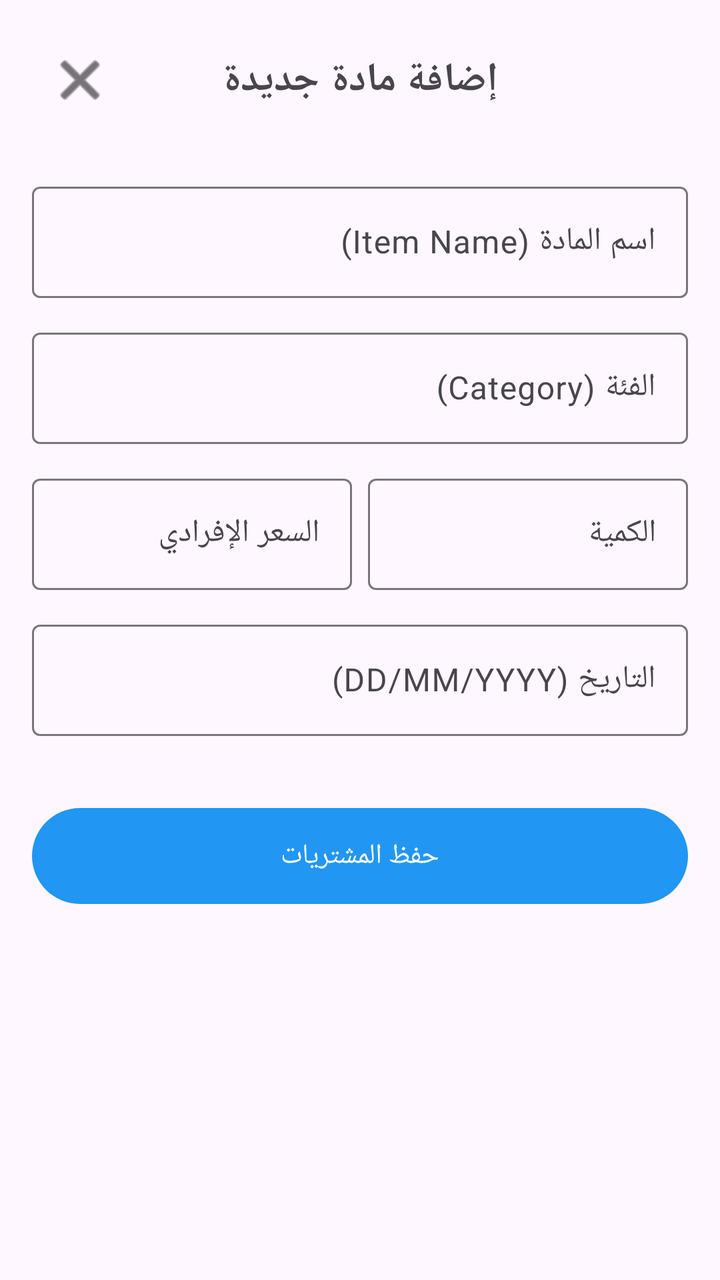
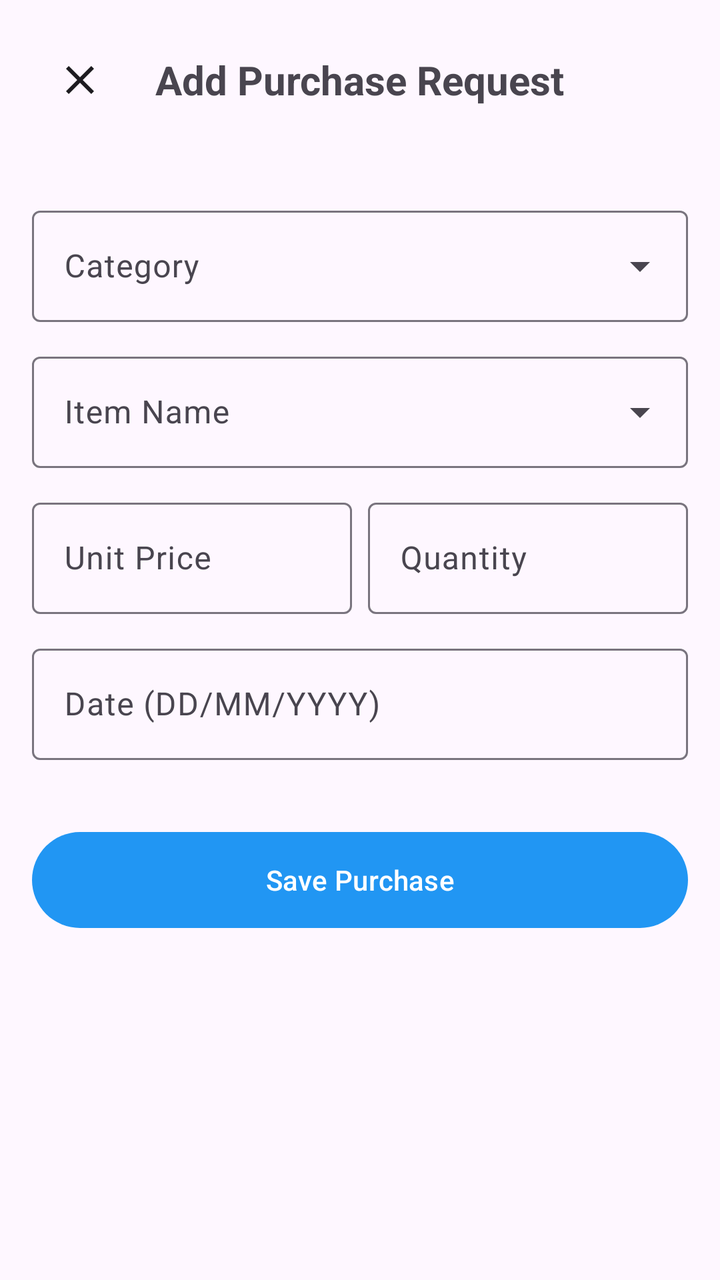

Screens rendered from an Android XML layout before and after an edit, with the pre-edit source and the edit as a unified diff.
<!-- AndroidManifest.xml: application theme Theme.IWB303 -->
<!-- res/layout/activity_add_purchase.xml -->
<?xml version="1.0" encoding="utf-8"?>
<LinearLayout xmlns:android="http://schemas.android.com/apk/res/android"
    xmlns:app="http://schemas.android.com/apk/res-auto"
    android:layout_width="match_parent"
    android:layout_height="match_parent"
    android:orientation="vertical"
    android:padding="16dp">

    <RelativeLayout
        android:layout_width="match_parent"
        android:layout_height="wrap_content"
        android:layout_marginBottom="24dp">
        <ImageButton
            android:id="@+id/btnClose"
            android:layout_width="48dp"
            android:layout_height="48dp"
            android:background="?attr/selectableItemBackgroundBorderless"
            android:src="@android:drawable/ic_menu_close_clear_cancel"
            app:tint="?attr/colorOnSurface" />
        <TextView
            android:layout_width="wrap_content"
            android:layout_height="wrap_content"
            android:layout_centerInParent="true"
            android:text="إضافة مادة جديدة"
            android:textSize="20sp"
            android:textStyle="bold" />
    </RelativeLayout>

    <com.google.android.material.textfield.TextInputLayout
        style="@style/Widget.Material3.TextInputLayout.OutlinedBox"
        android:layout_width="match_parent"
        android:layout_height="wrap_content"
        android:hint="اسم المادة (Item Name)">
        <com.google.android.material.textfield.TextInputEditText
            android:id="@+id/etItemName"
            android:layout_width="match_parent"
            android:layout_height="wrap_content" />
    </com.google.android.material.textfield.TextInputLayout>

    <com.google.android.material.textfield.TextInputLayout
        style="@style/Widget.Material3.TextInputLayout.OutlinedBox"
        android:layout_width="match_parent"
        android:layout_height="wrap_content"
        android:layout_marginTop="12dp"
        android:hint="الفئة (Category)">
        <com.google.android.material.textfield.TextInputEditText
            android:id="@+id/etCategory"
            android:layout_width="match_parent"
            android:layout_height="wrap_content" />
    </com.google.android.material.textfield.TextInputLayout>

    <LinearLayout
        android:layout_width="match_parent"
        android:layout_height="wrap_content"
        android:orientation="horizontal"
        android:layout_marginTop="12dp">

        <com.google.android.material.textfield.TextInputLayout
            style="@style/Widget.Material3.TextInputLayout.OutlinedBox"
            android:layout_width="0dp"
            android:layout_height="wrap_content"
            android:layout_weight="1"
            android:layout_marginEnd="8dp"
            android:hint="السعر الإفرادي">
            <com.google.android.material.textfield.TextInputEditText
                android:id="@+id/etPrice"
                android:layout_width="match_parent"
                android:layout_height="wrap_content"
                android:inputType="numberDecimal" />
        </com.google.android.material.textfield.TextInputLayout>

        <com.google.android.material.textfield.TextInputLayout
            style="@style/Widget.Material3.TextInputLayout.OutlinedBox"
            android:layout_width="0dp"
            android:layout_height="wrap_content"
            android:layout_weight="1"
            android:hint="الكمية">
            <com.google.android.material.textfield.TextInputEditText
                android:id="@+id/etQuantity"
                android:layout_width="match_parent"
                android:layout_height="wrap_content"
                android:inputType="number" />
        </com.google.android.material.textfield.TextInputLayout>
    </LinearLayout>

    <com.google.android.material.textfield.TextInputLayout
        style="@style/Widget.Material3.TextInputLayout.OutlinedBox"
        android:layout_width="match_parent"
        android:layout_height="wrap_content"
        android:layout_marginTop="12dp"
        android:hint="التاريخ (DD/MM/YYYY)">
        <com.google.android.material.textfield.TextInputEditText
            android:id="@+id/etDate"
            android:layout_width="match_parent"
            android:layout_height="wrap_content"
            android:focusable="false"
            android:clickable="true" />
    </com.google.android.material.textfield.TextInputLayout>

    <Button
        android:id="@+id/btnSave"
        style="@style/Widget.Material3.Button"
        android:layout_width="match_parent"
        android:layout_height="56dp"
        android:layout_marginTop="32dp"
        android:text="حفظ المشتريات" />

</LinearLayout>
<!-- resources referenced by this layout -->
<resources>
  <style name="Theme.IWB303" parent="Base.Theme.IWB303" />
  <style name="Base.Theme.IWB303" parent="Theme.Material3.DayNight.NoActionBar">
          
          <item name="colorPrimary">@color/primary_light</item>
          <item name="colorPrimaryVariant">@color/primary_dark_light</item>
          <item name="colorSecondary">@color/accent_light</item>
  
          
          <item name="android:datePickerDialogTheme">@style/CustomDatePickerDialogTheme</item>
  
          
          <item name="android:statusBarColor">?attr/colorPrimaryVariant</item>
      </style>
  <color name="primary_light">#2196F3</color>
  <color name="primary_dark_light">#1976D2</color>
  <color name="accent_light">#FF4081</color>
  <style name="CustomDatePickerDialogTheme" parent="Theme.Material3.DayNight.Dialog">
          
          <item name="colorPrimary">?attr/colorPrimary</item>
          <item name="colorAccent">?attr/colorPrimary</item>
          <item name="android:headerBackground">?attr/colorPrimary</item>
          <item name="android:numbersTextColor">?attr/colorPrimary</item>
          <item name="android:buttonBarPositiveButtonStyle">@style/DatePickerButtonStyle</item>
          <item name="android:buttonBarNegativeButtonStyle">@style/DatePickerButtonStyle</item>
      </style>
  <style name="DatePickerButtonStyle" parent="Widget.Material3.Button.TextButton">
          <item name="android:textColor">?attr/colorPrimary</item>
      </style>
</resources>

<!-- the commit's change to res/layout/activity_add_purchase.xml (unified diff, before → after) -->
@@ -15,38 +15,43 @@
             android:layout_width="48dp"
             android:layout_height="48dp"
             android:background="?attr/selectableItemBackgroundBorderless"
-            android:src="@android:drawable/ic_menu_close_clear_cancel"
+            android:src="@drawable/ic_close"
             app:tint="?attr/colorOnSurface" />
         <TextView
             android:layout_width="wrap_content"
             android:layout_height="wrap_content"
             android:layout_centerInParent="true"
-            android:text="إضافة مادة جديدة"
+            android:text="Add Purchase Request"
             android:textSize="20sp"
             android:textStyle="bold" />
     </RelativeLayout>
 
     <com.google.android.material.textfield.TextInputLayout
-        style="@style/Widget.Material3.TextInputLayout.OutlinedBox"
+        style="@style/Widget.Material3.TextInputLayout.OutlinedBox.ExposedDropdownMenu"
         android:layout_width="match_parent"
         android:layout_height="wrap_content"
-        android:hint="اسم المادة (Item Name)">
-        <com.google.android.material.textfield.TextInputEditText
-            android:id="@+id/etItemName"
+        android:layout_marginTop="12dp"
+        android:hint="Category">
+        <AutoCompleteTextView
+            android:id="@+id/etCategory"
             android:layout_width="match_parent"
-            android:layout_height="wrap_content" />
+            android:layout_height="wrap_content"
+            android:inputType="none" />
     </com.google.android.material.textfield.TextInputLayout>
 
     <com.google.android.material.textfield.TextInputLayout
-        style="@style/Widget.Material3.TextInputLayout.OutlinedBox"
+        android:id="@+id/tilItemName"
+        style="@style/Widget.Material3.TextInputLayout.OutlinedBox.ExposedDropdownMenu"
         android:layout_width="match_parent"
         android:layout_height="wrap_content"
         android:layout_marginTop="12dp"
-        android:hint="الفئة (Category)">
-        <com.google.android.material.textfield.TextInputEditText
-            android:id="@+id/etCategory"
+        android:hint="Item Name">
+        <AutoCompleteTextView
+            android:id="@+id/etItemName"
             android:layout_width="match_parent"
-            android:layout_height="wrap_content" />
+            android:layout_height="wrap_content"
+            android:inputType="none"
+            android:enabled="false" />
     </com.google.android.material.textfield.TextInputLayout>
 
     <LinearLayout
@@ -61,7 +66,7 @@
             android:layout_height="wrap_content"
             android:layout_weight="1"
             android:layout_marginEnd="8dp"
-            android:hint="السعر الإفرادي">
+            android:hint="Unit Price">
             <com.google.android.material.textfield.TextInputEditText
                 android:id="@+id/etPrice"
                 android:layout_width="match_parent"
@@ -74,7 +79,7 @@
             android:layout_width="0dp"
             android:layout_height="wrap_content"
             android:layout_weight="1"
-            android:hint="الكمية">
+            android:hint="Quantity">
             <com.google.android.material.textfield.TextInputEditText
                 android:id="@+id/etQuantity"
                 android:layout_width="match_parent"
@@ -88,7 +93,7 @@
         android:layout_width="match_parent"
         android:layout_height="wrap_content"
         android:layout_marginTop="12dp"
-        android:hint="التاريخ (DD/MM/YYYY)">
+        android:hint="Date (DD/MM/YYYY)">
         <com.google.android.material.textfield.TextInputEditText
             android:id="@+id/etDate"
             android:layout_width="match_parent"
@@ -103,6 +108,6 @@
         android:layout_width="match_parent"
         android:layout_height="56dp"
         android:layout_marginTop="32dp"
-        android:text="حفظ المشتريات" />
+        android:text="Save Purchase" />
 
 </LinearLayout>
<!-- resource entries referenced after the edit -->
@@ -1,5 +1,15 @@
 <!-- resources referenced by this layout -->
 <resources>
+  <!-- drawable ic_close (drawable) -->
+  <vector xmlns:android="http://schemas.android.com/apk/res/android"
+      android:width="24dp"
+      android:height="24dp"
+      android:viewportWidth="24"
+      android:viewportHeight="24">
+      <path
+          android:fillColor="#FF000000"
+          android:pathData="M19,6.41L17.59,5,12,10.59,6.41,5,5,6.41,10.59,12,5,17.59,6.41,19,12,13.41,17.59,19,19,17.59,13.41,12z" />
+  </vector>
   <style name="Theme.IWB303" parent="Base.Theme.IWB303" />
   <style name="Base.Theme.IWB303" parent="Theme.Material3.DayNight.NoActionBar">
           
